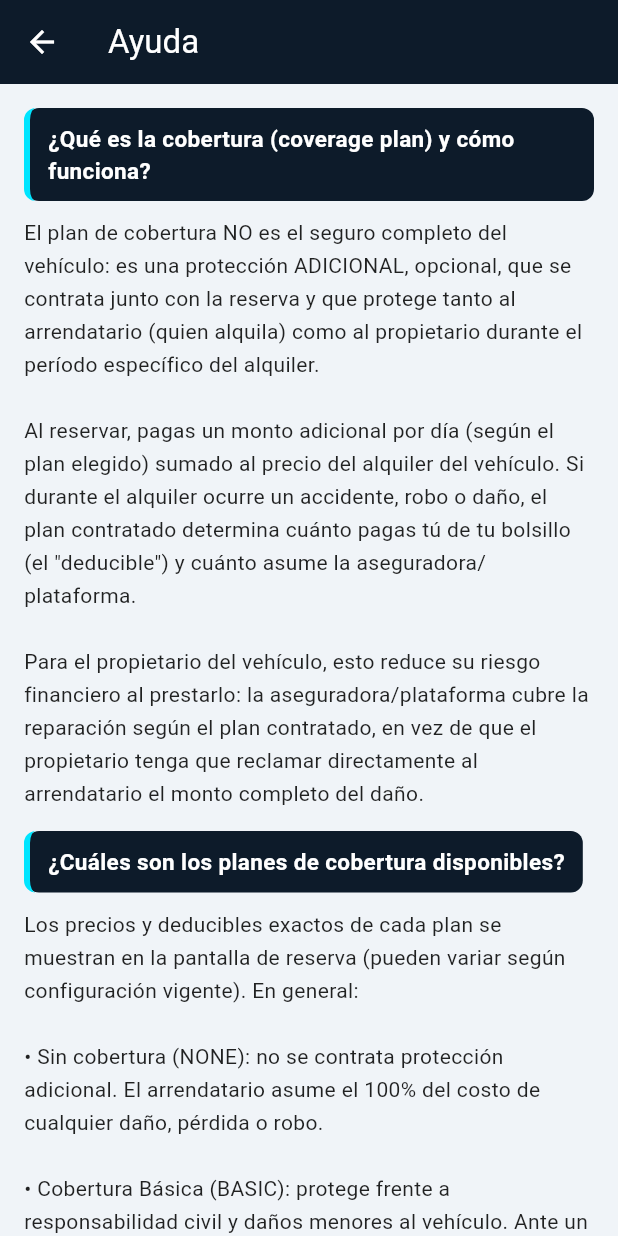
After one commit to Startup-y-upc/rent2go-flutter, a Flutter app: the HelpScreen screen opened by its route, on a phone screen of 412 x 824 dp. The commit adds this screen. Run offline on Flutter 3.47's test engine with Material 3 defaults, Android fonts, the phone set to English and light mode, and no system bars; our stand-ins replace cached_network_image, flutter_map, go_router, hive_flutter, image_picker, latlong2 and 1 more; missing offline and left inert: flutter_stripe; accounts and stored records are empty; network calls fail.

Commit message:
feat: Add Help screen and integrate coverage plan information in booking process

```diff
--- a/lib/main.dart
+++ b/lib/main.dart
@@ -27,6 +27,7 @@ import 'screens/rate_reservation_screen.dart';
 import 'screens/withdrawal_history_screen.dart';
 import 'screens/notifications_screen.dart';
 import 'screens/terms_screen.dart';
+import 'screens/help_screen.dart';
 import 'screens/favorites_screen.dart';
 import 'services/auth_service.dart';
 import 'models/vehicle_models.dart';
@@ -91,7 +92,7 @@ final _router = GoRouter(
     final prefs = await SharedPreferences.getInstance();
     final loggedIn = prefs.getBool('is_logged_in') ?? false;
     final path = state.uri.path;
-    final publicPaths = ['/login', '/register', '/account-type', '/validate', '/recover', '/terms'];
+    final publicPaths = ['/login', '/register', '/account-type', '/validate', '/recover', '/terms', '/help'];
 
     if (!loggedIn) {
       if (!publicPaths.any((p) => path.startsWith(p))) return '/login';
@@ -175,5 +176,6 @@ final _router = GoRouter(
     GoRoute(path: '/notifications', builder: (_, __) => const NotificationsScreen()),
 
     GoRoute(path: '/terms', builder: (_, __) => const TermsScreen()),
+    GoRoute(path: '/help', builder: (_, __) => const HelpScreen()),
   ],
 );
--- a/lib/screens/add_vehicle_screen.dart
+++ b/lib/screens/add_vehicle_screen.dart
@@ -416,7 +416,7 @@ class _AddVehicleScreenState extends State<AddVehicleScreen> {
                           return FilterChip(
                             label: Text(f.name),
                             selected: selected,
-                            selectedColor: kCyan.withValues(alpha: 0.2),
+                            selectedColor: kCyan,
                             checkmarkColor: Colors.black,
                             labelStyle: const TextStyle(color: Colors.black87, fontSize: 13),
                             backgroundColor: Colors.white,
--- a/lib/screens/bookings_screen.dart
+++ b/lib/screens/bookings_screen.dart
@@ -311,9 +311,9 @@ class _ActiveBookingCard extends StatelessWidget {
             padding: const EdgeInsets.symmetric(horizontal: 16),
             child: Row(
               children: [
-                _DateChip(label: 'Recoge', date: reservation.startDate),
+                _DateChip(label: 'Recoge', date: formatReservationDateTime(reservation.startDate)),
                 Expanded(child: Container(height: 1, margin: const EdgeInsets.symmetric(horizontal: 8), color: Colors.white24)),
-                _DateChip(label: 'Devuelve', date: reservation.endDate),
+                _DateChip(label: 'Devuelve', date: formatReservationDateTime(reservation.endDate)),
               ],
             ),
           ),
@@ -391,7 +391,7 @@ class _PastBookingCard extends StatelessWidget {
                 crossAxisAlignment: CrossAxisAlignment.start,
                 children: [
                   Text('Reserva ${reservation.reservationCode}', style: const TextStyle(fontWeight: FontWeight.bold, fontSize: 14, color: Colors.black)),
-                  Text('${reservation.startDate} — ${reservation.endDate} · S/ ${reservation.totalAmount.toStringAsFixed(2)}', style: TextStyle(color: Colors.grey[500], fontSize: 12)),
+                  Text('${formatReservationDateTime(reservation.startDate)} — ${formatReservationDateTime(reservation.endDate)} · S/ ${reservation.totalAmount.toStringAsFixed(2)}', style: TextStyle(color: Colors.grey[500], fontSize: 12)),
                 ],
               ),
             ),
--- a/lib/screens/confirm_booking_screen.dart
+++ b/lib/screens/confirm_booking_screen.dart
@@ -219,6 +219,86 @@ class _ConfirmBookingScreenState extends State<ConfirmBookingScreen> {
         _loadError = 'No se pudieron cargar los planes de cobertura.';
       });
     }
+  }
+
+  /// Copy educativo estático por plan, usado solo como respaldo cuando el
+  /// backend no trae `description` (campo vacío) para el plan. Cuando el
+  /// backend sí trae descripción, esa es la que se muestra (ver el `Text`
+  /// que consume este método) — este texto nunca sustituye datos reales de
+  /// la API (nombre/deducible/precio), solo el copy narrativo del plan.
+  String _coverageFallbackDescription(String code) {
+    switch (code) {
+      case 'NONE':
+        return 'Sin protección adicional: asumes el 100% del costo ante daños, pérdida o robo.';
+      case 'BASIC':
+        return 'Responsabilidad civil y daños menores. Pagas un deducible; el resto lo cubre la aseguradora.';
+      case 'STANDARD':
+        return 'Responsabilidad civil, colisión y robo, con un deducible reducido frente al plan Básico.';
+      case 'PREMIUM':
+        return 'Cobertura integral: responsabilidad civil, colisión, robo y asistencia en carretera, sin deducible.';
+      default:
+        return 'Protección adicional durante el alquiler, sujeta a los términos del plan.';
+    }
+  }
+
+  /// Bottom sheet con la explicación general de cómo funciona la cobertura,
+  /// para el ícono de información (i) junto al encabezado "Cobertura".
+  void _showCoverageInfoSheet(BuildContext context) {
+    showModalBottomSheet(
+      context: context,
+      isScrollControlled: true,
+      shape: const RoundedRectangleBorder(borderRadius: BorderRadius.vertical(top: Radius.circular(20))),
+      builder: (sheetContext) {
+        return SafeArea(
+          child: Padding(
+            padding: const EdgeInsets.fromLTRB(20, 16, 20, 24),
+            child: Column(
+              mainAxisSize: MainAxisSize.min,
+              crossAxisAlignment: CrossAxisAlignment.start,
+              children: [
+                Row(
+                  children: [
+                    const Expanded(
+                      child: Text('¿Qué significa la cobertura?', style: TextStyle(fontWeight: FontWeight.bold, fontSize: 16)),
+                    ),
+                    IconButton(
+                      icon: const Icon(Icons.close),
+                      onPressed: () => Navigator.of(sheetContext).pop(),
+                    ),
+                  ],
+                ),
+                const SizedBox(height: 8),
+                const Text(
+                  'El plan de cobertura no es el seguro completo del vehículo: es una '
+                  'protección adicional y opcional que se contrata junto con la reserva, '
+                  'válida solo durante el período del alquiler.\n\n'
+                  'Pagas un monto extra por día (según el plan) sumado al precio del '
+                  'alquiler. Si ocurre un accidente, robo o daño, el plan determina cuánto '
+                  'pagas tú de tu bolsillo (deducible) y cuánto cubre la aseguradora o la '
+                  'plataforma.\n\n'
+                  'Para el propietario, esto reduce su riesgo al prestar el vehículo, ya que '
+                  'los costos de incidentes cubiertos los asume la aseguradora/plataforma en '
+                  'vez de tener que reclamarte el monto completo directamente.',
+                  style: TextStyle(fontSize: 14, height: 1.5, color: Colors.black87),
+                ),
+                const SizedBox(height: 16),
+                Align(
+                  alignment: Alignment.centerRight,
+                  child: TextButton(
+                    key: const Key('confirmBooking_coverageInfoMoreLink'),
+                    onPressed: () {
+                      Navigator.of(sheetContext).pop();
+                      context.push('/help');
+                    },
+                    child: const Text('Ver más en Ayuda'),
+                  ),
+                ),
+              ],
+            ),
+          ),
+        );
+      },
+    );
   }
 
   Future<void> _recalculateFare() async {
@@ -586,8 +666,22 @@ class _ConfirmBookingScreenState extends State<ConfirmBookingScreen> {
             ),
           ],
           const SizedBox(height: 20),
-          const Text('Cobertura', style: TextStyle(fontWeight: FontWeight.bold, fontSize: 16, color: Colors.black)),
-          const SizedBox(height: 12),
+          Row(
+            children: [
+              const Text('Cobertura', style: TextStyle(fontWeight: FontWeight.bold, fontSize: 16, color: Colors.black)),
+              const SizedBox(width: 4),
+              InkWell(
+                key: const Key('confirmBooking_coverageInfoButton'),
+                borderRadius: BorderRadius.circular(20),
+                onTap: () => _showCoverageInfoSheet(context),
+                child: const Padding(
+                  padding: EdgeInsets.all(6),
+                  child: Icon(Icons.info_outline, size: 18, color: Colors.grey),
+                ),
+              ),
+            ],
+          ),
+          const SizedBox(height: 4),
           ..._coverages.asMap().entries.map((e) => Padding(
             padding: const EdgeInsets.only(bottom: 10),
             child: GestureDetector(
@@ -609,7 +703,12 @@ class _ConfirmBookingScreenState extends State<ConfirmBookingScreen> {
                         crossAxisAlignment: CrossAxisAlignment.start,
                         children: [
                           Text(e.value.name, style: const TextStyle(fontWeight: FontWeight.w600, color: Colors.black)),
-                          Text(e.value.description, style: TextStyle(color: Colors.grey[500], fontSize: 12)),
+                          Text(
+                            e.value.description.isNotEmpty
+                                ? e.value.description
+                                : _coverageFallbackDescription(e.value.code),
+                            style: TextStyle(color: Colors.grey[500], fontSize: 12),
+                          ),
                         ],
                       ),
                     ),
--- a/lib/screens/edit_vehicle_screen.dart
+++ b/lib/screens/edit_vehicle_screen.dart
@@ -545,7 +545,7 @@ class _EditVehicleScreenState extends State<EditVehicleScreen> {
                           return FilterChip(
                             label: Text(f.name),
                             selected: selected,
-                            selectedColor: kCyan.withValues(alpha: 0.2),
+                            selectedColor: kCyan,
                             checkmarkColor: Colors.black,
                             labelStyle: const TextStyle(color: Colors.black87, fontSize: 13),
                             backgroundColor: Colors.white,
--- /dev/null
+++ b/lib/screens/help_screen.dart
@@ -0,0 +1,122 @@
+import 'package:flutter/material.dart';
+import 'package:go_router/go_router.dart';
+
+const _kCyan = Color(0xFF00E5FF);
+const _kDarkBg = Color(0xFF0D1B2A);
+
+/// Pantalla de Ayuda / Preguntas Frecuentes.
+///
+/// Reutiliza el mismo lenguaje visual que TermsScreen (AppBar oscuro con
+/// acento cian, tarjetas de encabezado de sección, tipografía) para que la
+/// app se sienta consistente entre pantallas de contenido informativo.
+/// El contenido es estático (no depende del backend) porque son preguntas
+/// frecuentes de producto, no datos transaccionales.
+class HelpScreen extends StatelessWidget {
+  const HelpScreen({super.key});
+
+  @override
+  Widget build(BuildContext context) {
+    return Scaffold(
+      backgroundColor: const Color(0xFFF0F4F8),
+      appBar: AppBar(
+        backgroundColor: _kDarkBg,
+        foregroundColor: Colors.white,
+        title: const Text('Ayuda'),
+        leading: IconButton(
+          icon: const Icon(Icons.arrow_back),
+          onPressed: () => context.pop(),
+        ),
+      ),
+      body: SafeArea(
+        child: ListView(
+          key: const Key('help_content_list'),
+          padding: const EdgeInsets.fromLTRB(16, 16, 16, 32),
+          children: const [
+            _FaqSection(
+              question: '¿Qué es la cobertura (coverage plan) y cómo funciona?',
+              answer:
+                  'El plan de cobertura NO es el seguro completo del vehículo: es una '
+                  'protección ADICIONAL, opcional, que se contrata junto con la reserva y '
+                  'que protege tanto al arrendatario (quien alquila) como al propietario '
+                  'durante el período específico del alquiler.\n\n'
+                  'Al reservar, pagas un monto adicional por día (según el plan elegido) '
+                  'sumado al precio del alquiler del vehículo. Si durante el alquiler ocurre '
+                  'un accidente, robo o daño, el plan contratado determina cuánto pagas tú '
+                  'de tu bolsillo (el "deducible") y cuánto asume la aseguradora/plataforma.\n\n'
+                  'Para el propietario del vehículo, esto reduce su riesgo financiero al '
+                  'prestarlo: la aseguradora/plataforma cubre la reparación según el plan '
+                  'contratado, en vez de que el propietario tenga que reclamar directamente '
+                  'al arrendatario el monto completo del daño.',
+            ),
+            _FaqSection(
+              question: '¿Cuáles son los planes de cobertura disponibles?',
+              answer:
+                  'Los precios y deducibles exactos de cada plan se muestran en la pantalla '
+                  'de reserva (pueden variar según configuración vigente). En general:\n\n'
+                  '• Sin cobertura (NONE): no se contrata protección adicional. El '
+                  'arrendatario asume el 100% del costo de cualquier daño, pérdida o robo.\n\n'
+                  '• Cobertura Básica (BASIC): protege frente a responsabilidad civil y '
+                  'daños menores al vehículo. Ante un incidente cubierto, el arrendatario '
+                  'paga solo un deducible; el resto lo cubre la aseguradora/plataforma.\n\n'
+                  '• Cobertura Estándar (STANDARD): protege responsabilidad civil, daños '
+                  'por colisión y robo del vehículo, con un deducible menor que el plan '
+                  'Básico.\n\n'
+                  '• Cobertura Premium (PREMIUM): protección integral durante todo el '
+                  'alquiler — responsabilidad civil, colisión, robo y asistencia en '
+                  'carretera — sin deducible: los costos de incidentes cubiertos los asume '
+                  'completamente la aseguradora/plataforma.',
+            ),
+            _FaqSection(
+              question: '¿Puedo cambiar mi plan de cobertura después de reservar?',
+              answer:
+                  'El plan de cobertura se selecciona durante la creación de la reserva y '
+                  'queda asociado a esa reserva específica. Si necesitas modificarlo, '
+                  'contacta al soporte de Rent2Go antes de que la reserva sea confirmada.',
+            ),
+            _FaqSection(
+              question: '¿Cómo contacto con soporte?',
+              answer:
+                  'Puedes escribirnos a info@rent2go.pe o a través de nuestros canales de '
+                  'redes sociales indicados en la sección de Términos y Condiciones.',
+            ),
+          ],
+        ),
+      ),
+    );
+  }
+}
+
+class _FaqSection extends StatelessWidget {
+  final String question;
+  final String answer;
+  const _FaqSection({required this.question, required this.answer});
+
+  @override
+  Widget build(BuildContext context) {
+    return Padding(
+      padding: const EdgeInsets.only(bottom: 14),
+      child: Column(
+        crossAxisAlignment: CrossAxisAlignment.start,
+        children: [
+          Container(
+            padding: const EdgeInsets.symmetric(horizontal: 12, vertical: 10),
+            decoration: BoxDecoration(
+              color: _kDarkBg,
+              borderRadius: BorderRadius.circular(8),
+              border: const Border(left: BorderSide(color: _kCyan, width: 4)),
+            ),
+            child: Text(
+              question,
+              style: const TextStyle(fontSize: 15, fontWeight: FontWeight.bold, color: Colors.white),
+            ),
+          ),
+          const SizedBox(height: 10),
+          Text(
+            answer,
+            style: const TextStyle(fontSize: 14, height: 1.6, color: Colors.black87),
+          ),
+        ],
+      ),
+    );
+  }
+}
--- a/lib/screens/owner_profile_screen.dart
+++ b/lib/screens/owner_profile_screen.dart
@@ -610,7 +610,11 @@ class _OwnerProfileScreenState extends State<OwnerProfileScreen> {
                         onTap: () => context.push('/terms'),
                       ),
                       const Divider(height: 1),
-                      const _OptionRow(icon: Icons.help_outline, label: 'Ayuda'),
+                      _OptionRow(
+                        icon: Icons.help_outline,
+                        label: 'Ayuda',
+                        onTap: () => context.push('/help'),
+                      ),
                       const Divider(height: 1),
                       _OptionRow(
                         icon: Icons.logout, label: 'Cerrar sesión', color: Colors.red,
--- a/lib/screens/owner_reservation_history_screen.dart
+++ b/lib/screens/owner_reservation_history_screen.dart
@@ -242,7 +242,7 @@ class _OwnerReservationHistoryScreenState extends State<OwnerReservationHistoryS
             ],
           ),
           const SizedBox(height: 8),
-          Text('${reservation.startDate} → ${reservation.endDate}', style: TextStyle(color: Colors.grey.shade800, fontSize: 13)),
+          Text('${formatReservationDateTime(reservation.startDate)} → ${formatReservationDateTime(reservation.endDate)}', style: TextStyle(color: Colors.grey.shade800, fontSize: 13)),
           const SizedBox(height: 12),
           Align(
             alignment: Alignment.centerRight,
--- a/lib/screens/profile_screen.dart
+++ b/lib/screens/profile_screen.dart
@@ -607,7 +607,11 @@ class _ProfileScreenState extends State<ProfileScreen> {
                         onTap: () => context.push('/terms'),
                       ),
                       const Divider(height: 1),
-                      const _OptionRow(icon: Icons.help_outline, label: 'Ayuda'),
+                      _OptionRow(
+                        icon: Icons.help_outline,
+                        label: 'Ayuda',
+                        onTap: () => context.push('/help'),
+                      ),
                       const Divider(height: 1),
                       _OptionRow(
                         icon: Icons.logout, label: 'Cerrar sesión', color: Colors.red,
--- a/pubspec.yaml
+++ b/pubspec.yaml
@@ -21,6 +21,7 @@ dependencies:
   geolocator: ^14.0.0
   http: ^1.2.1
   flutter_stripe: ^11.1.0
+  intl: ^0.20.2
 
 dev_dependencies:
   flutter_test:
```
Also changed, not shown: lib/screens/owner_dashboard_screen.dart (+4 -4 lines), lib/screens/reservation_detail_screen.dart (+4 -4 lines), lib/services/reservation_service.dart (+20 -0 lines), pubspec.lock, 1 other file.
